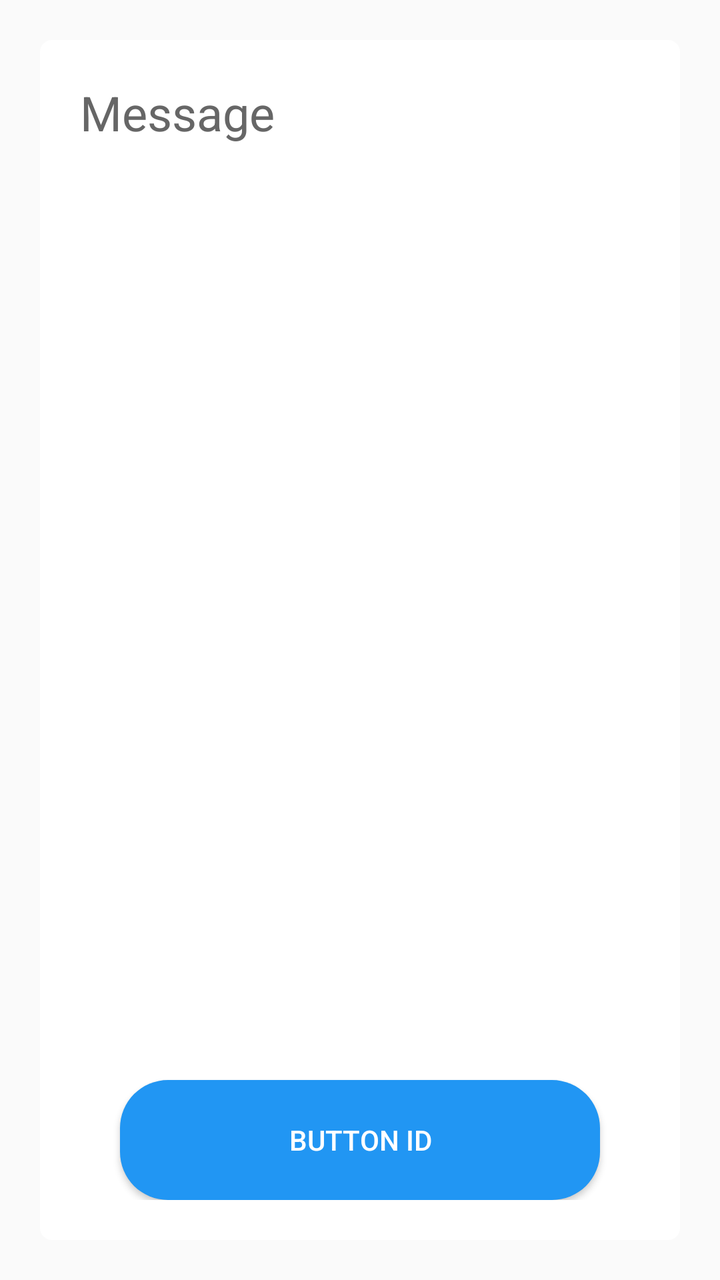
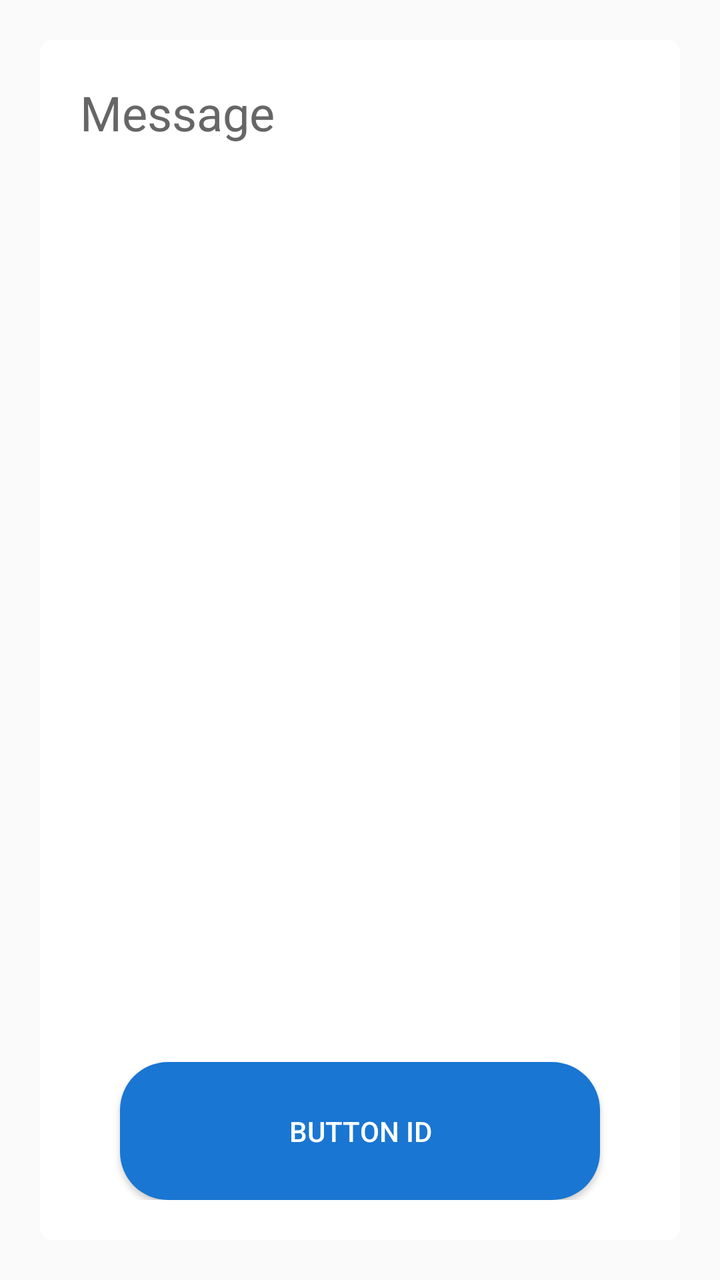

Two renders of the same Android screen: before a commit and after it. Below are the layout's source before the change and the commit's diff.
<!-- AndroidManifest.xml: application theme Theme.RoomEqualizer -->
<!-- res/layout/popup_layout2.xml -->
<?xml version="1.0" encoding="utf-8"?>
<LinearLayout xmlns:android="http://schemas.android.com/apk/res/android"
    xmlns:app="http://schemas.android.com/apk/res-auto"
    android:layout_width="match_parent"
    android:layout_height="match_parent"
    android:gravity="center"
    android:orientation="vertical">

    <LinearLayout
        android:id="@+id/background"
        android:layout_width="match_parent"
        android:layout_height="600dp"
        android:layout_marginLeft="20dp"
        android:layout_marginRight="20dp"
        android:background="@drawable/bg_popup_white"
        android:orientation="vertical"
        android:padding="20dp">

        <LinearLayout
            android:layout_width="match_parent"
            android:layout_height="0dp"
            android:layout_weight="7"
            android:orientation="horizontal">

            <TextView
                android:id="@+id/tvMessage"
                android:layout_width="match_parent"
                android:layout_height="wrap_content"
                android:text="Message"
                android:textColor="@color/gray"
                android:textSize="24sp" />
        </LinearLayout>

        <LinearLayout
            android:layout_width="match_parent"
            android:layout_height="0dp"
            android:layout_weight="1"
            android:orientation="vertical">

            <android.widget.Button
                android:id="@+id/btnButtonID"
                android:layout_width="match_parent"
                android:layout_height="0dp"
                android:layout_marginLeft="20dp"
                android:layout_marginTop="10dp"
                android:layout_marginRight="20dp"
                android:layout_weight="1"
                android:background="@drawable/bg_button"
                android:text="Button ID"
                android:textColor="@color/btn_text_color" />
        </LinearLayout>

    </LinearLayout>

</LinearLayout>
<!-- resources referenced by this layout -->
<resources>
  <color name="btn_text_color">#FFFFFFFF</color>
  <color name="gray">#FF666666</color>
  <!-- drawable bg_button (drawable) -->
  <?xml version="1.0" encoding="utf-8"?>
  <selector xmlns:android="http://schemas.android.com/apk/res/android">
  
      
      <item android:state_pressed="true">
          <shape android:shape="rectangle">
              <solid android:color="#2196F3" /> 
              <corners android:radius="24dp" /> 
          </shape>
      </item>
  
      
      <item>
          <shape android:shape="rectangle">
              <solid android:color="#2196F3" /> 
              <corners android:radius="24dp" /> 
          </shape>
      </item>
  
  </selector>
  <!-- drawable bg_popup_white (drawable) -->
  <?xml version="1.0" encoding="utf-8"?>
  <selector xmlns:android="http://schemas.android.com/apk/res/android">
  
      <item android:state_pressed="true">
          <shape android:shape="rectangle">
              <solid android:color="#FFFFFFFF" /> 
              <corners android:radius="6dp" /> 
          </shape>
      </item>
  
      <item>
          <shape android:shape="rectangle">
              <solid android:color="#FFFFFFFF" /> 
              <corners android:radius="6dp" /> 
          </shape>
      </item>
  
  </selector>
  <style name="Theme.RoomEqualizer" parent="Theme.AppCompat.DayNight.NoActionBar">
          
          <item name="colorPrimary">@color/purple_500</item>
          <item name="colorPrimaryDark">@color/purple_700</item>
          <item name="colorAccent">@color/teal_200</item>
      </style>
  <color name="purple_500">#FF6200EE</color>
  <color name="purple_700">#FF3700B3</color>
  <color name="teal_200">#FF03DAC5</color>
</resources>

<!-- the commit's change to res/layout/popup_layout2.xml (unified diff, before → after) -->
@@ -31,24 +31,17 @@
                 android:textSize="24sp" />
         </LinearLayout>
 
-        <LinearLayout
+        <android.widget.Button
+            android:id="@+id/btnButtonID"
             android:layout_width="match_parent"
             android:layout_height="0dp"
+            android:layout_marginLeft="20dp"
+            android:layout_marginTop="10dp"
+            android:layout_marginRight="20dp"
             android:layout_weight="1"
-            android:orientation="vertical">
-
-            <android.widget.Button
-                android:id="@+id/btnButtonID"
-                android:layout_width="match_parent"
-                android:layout_height="0dp"
-                android:layout_marginLeft="20dp"
-                android:layout_marginTop="10dp"
-                android:layout_marginRight="20dp"
-                android:layout_weight="1"
-                android:background="@drawable/bg_button"
-                android:text="Button ID"
-                android:textColor="@color/btn_text_color" />
-        </LinearLayout>
+            android:background="@drawable/bg_button"
+            android:text="Button ID"
+            android:textColor="@color/btn_text_color" />
 
     </LinearLayout>
 
<!-- resource entries referenced after the edit -->
@@ -9,7 +9,7 @@
       
       <item android:state_pressed="true">
           <shape android:shape="rectangle">
-              <solid android:color="#2196F3" /> 
+              <solid android:color="#1976D2" /> 
               <corners android:radius="24dp" /> 
           </shape>
       </item>
@@ -17,7 +17,7 @@
       
       <item>
           <shape android:shape="rectangle">
-              <solid android:color="#2196F3" /> 
+              <solid android:color="#1976D2" /> 
               <corners android:radius="24dp" /> 
           </shape>
       </item>
